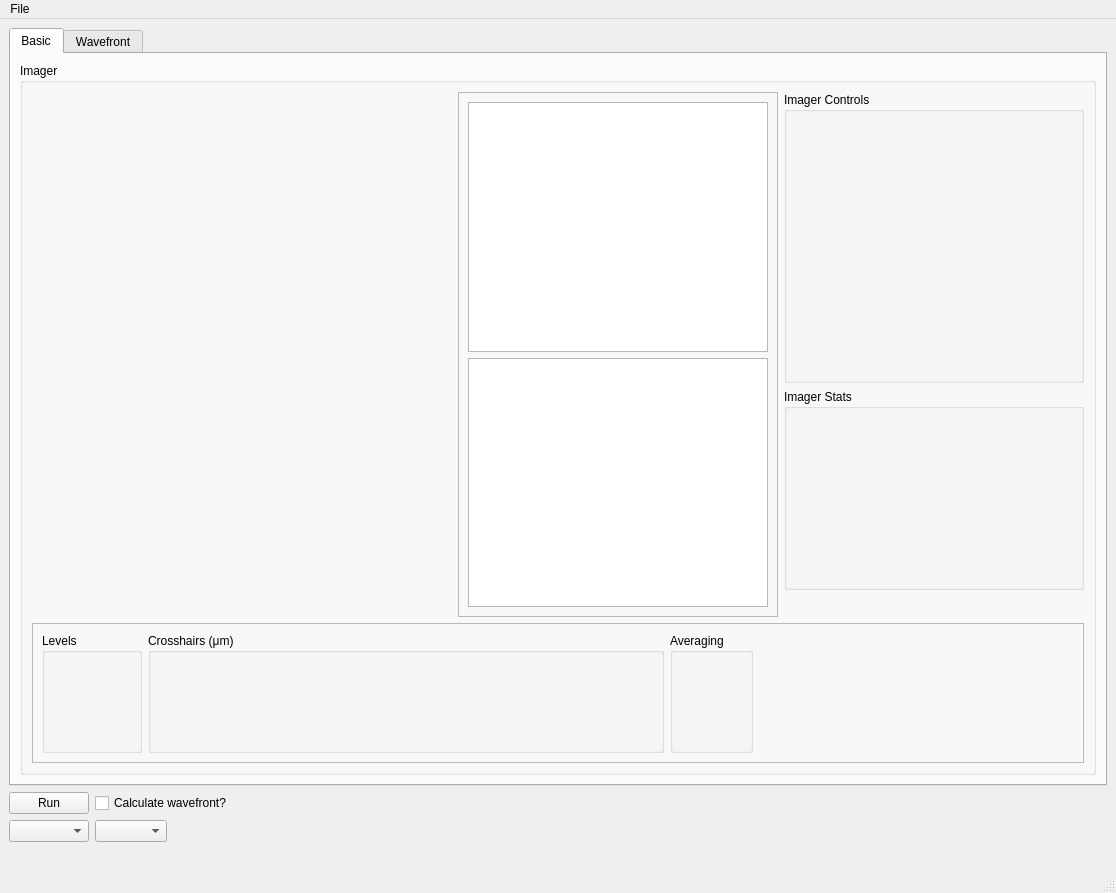
Before: the Qt Designer form PPM_centroid/PPM_screen.ui in mseaberg/slit_alignment, drawn with Qt 5.
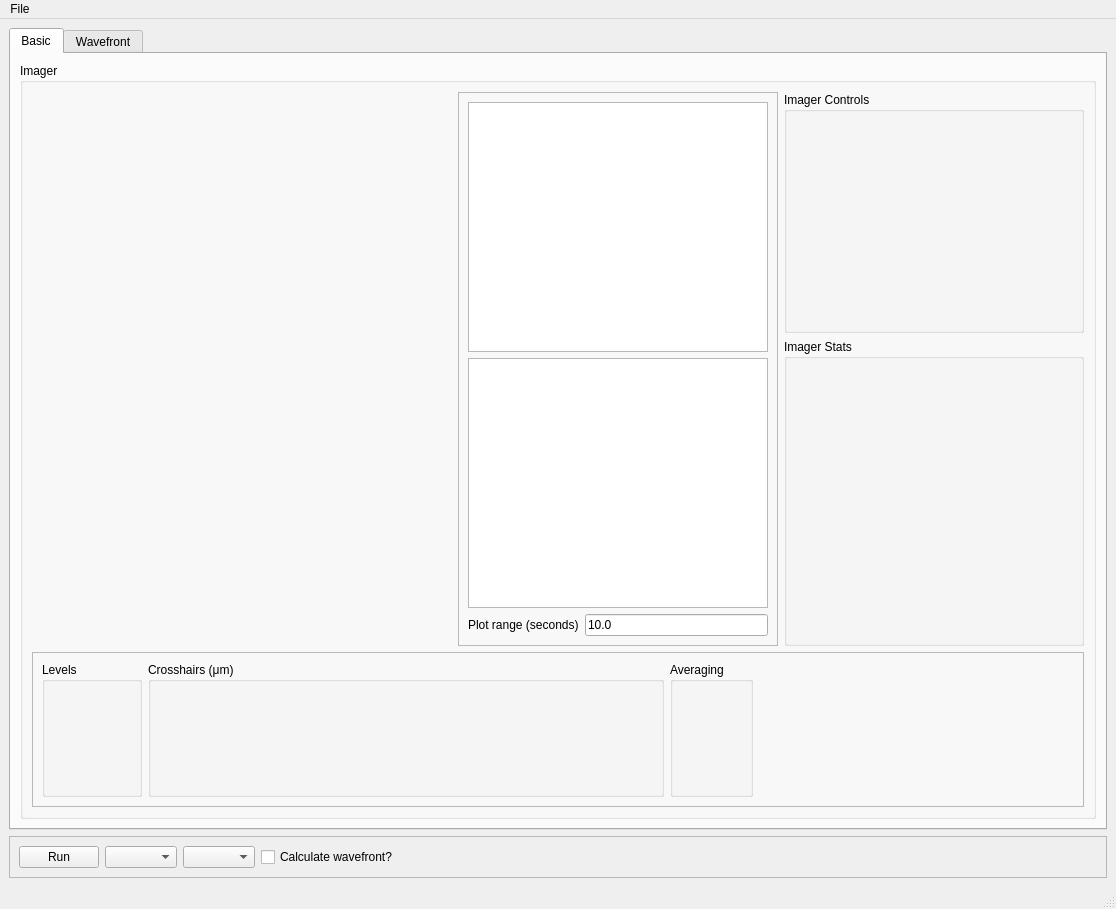
After: the same form once the commit is applied. Custom widgets are drawn as their Qt base class.

What changed in the file:
```diff
--- a/PPM_centroid/PPM_screen.ui
+++ b/PPM_centroid/PPM_screen.ui
@@ -7,7 +7,7 @@
     <x>0</x>
     <y>0</y>
     <width>1116</width>
-    <height>893</height>
+    <height>909</height>
    </rect>
   </property>
   <property name="windowTitle">
@@ -20,8 +20,8 @@
    </size>
   </property>
   <widget class="QWidget" name="centralwidget">
-   <layout class="QVBoxLayout" name="verticalLayout">
-    <item>
+   <layout class="QGridLayout" name="gridLayout">
+    <item row="0" column="0">
      <widget class="QTabWidget" name="tabWidget">
       <property name="currentIndex">
        <number>0</number>
@@ -43,6 +43,43 @@
            <string>Imager</string>
           </property>
           <layout class="QGridLayout" name="gridLayout_2">
+           <item row="0" column="2">
+            <widget class="QGroupBox" name="groupBox_2">
+             <property name="sizePolicy">
+              <sizepolicy hsizetype="Preferred" vsizetype="Preferred">
+               <horstretch>0</horstretch>
+               <verstretch>0</verstretch>
+              </sizepolicy>
+             </property>
+             <property name="minimumSize">
+              <size>
+               <width>300</width>
+               <height>0</height>
+              </size>
+             </property>
+             <property name="maximumSize">
+              <size>
+               <width>300</width>
+               <height>16777215</height>
+              </size>
+             </property>
+             <property name="title">
+              <string>Imager Controls</string>
+             </property>
+             <layout class="QVBoxLayout" name="verticalLayout_4">
+              <item>
+               <widget class="ImagerControls" name="imagerControls" native="true">
+                <property name="minimumSize">
+                 <size>
+                  <width>0</width>
+                  <height>200</height>
+                 </size>
+                </property>
+               </widget>
+              </item>
+             </layout>
+            </widget>
+           </item>
            <item row="3" column="0" colspan="3">
             <widget class="QFrame" name="frame">
              <property name="frameShape">
@@ -81,7 +118,7 @@
                 <property name="minimumSize">
                  <size>
                   <width>516</width>
-                  <height>120</height>
+                  <height>135</height>
                  </size>
                 </property>
                 <property name="maximumSize">
@@ -128,43 +165,6 @@
              </layout>
             </widget>
            </item>
-           <item row="0" column="2">
-            <widget class="QGroupBox" name="groupBox_2">
-             <property name="sizePolicy">
-              <sizepolicy hsizetype="Preferred" vsizetype="Preferred">
-               <horstretch>0</horstretch>
-               <verstretch>0</verstretch>
-              </sizepolicy>
-             </property>
-             <property name="minimumSize">
-              <size>
-               <width>300</width>
-               <height>0</height>
-              </size>
-             </property>
-             <property name="maximumSize">
-              <size>
-               <width>300</width>
-               <height>16777215</height>
-              </size>
-             </property>
-             <property name="title">
-              <string>Imager Controls</string>
-             </property>
-             <layout class="QVBoxLayout" name="verticalLayout_4">
-              <item>
-               <widget class="ImagerControls" name="imagerControls" native="true">
-                <property name="minimumSize">
-                 <size>
-                  <width>0</width>
-                  <height>250</height>
-                 </size>
-                </property>
-               </widget>
-              </item>
-             </layout>
-            </widget>
-           </item>
            <item row="0" column="1" rowspan="3">
             <widget class="QFrame" name="frame_2">
              <property name="sizePolicy">
@@ -185,22 +185,36 @@
              <property name="frameShadow">
               <enum>QFrame::Raised</enum>
              </property>
-             <layout class="QVBoxLayout" name="verticalLayout_2">
-              <item>
+             <layout class="QGridLayout" name="gridLayout_5">
+              <item row="0" column="0" colspan="2">
                <widget class="GraphicsLayoutWidget" name="centroidCanvas"/>
               </item>
-              <item>
+              <item row="1" column="0" colspan="2">
                <widget class="GraphicsLayoutWidget" name="fwhmCanvas"/>
               </item>
+              <item row="2" column="0">
+               <widget class="QLabel" name="plotRangeLabel">
+                <property name="text">
+                 <string>Plot range (seconds)</string>
+                </property>
+               </widget>
+              </item>
+              <item row="2" column="1">
+               <widget class="QLineEdit" name="plotRangeLineEdit">
+                <property name="text">
+                 <string>10.0</string>
+                </property>
+               </widget>
+              </item>
              </layout>
             </widget>
            </item>
-           <item row="1" column="2">
+           <item row="1" column="2" rowspan="2">
             <widget class="QGroupBox" name="groupBox_3">
              <property name="minimumSize">
               <size>
                <width>300</width>
-               <height>180</height>
+               <height>300</height>
               </size>
              </property>
              <property name="maximumSize">
@@ -218,7 +232,7 @@
                 <property name="minimumSize">
                  <size>
                   <width>0</width>
-                  <height>160</height>
+                  <height>256</height>
                  </size>
                 </property>
                </widget>
@@ -226,7 +240,7 @@
              </layout>
             </widget>
            </item>
-           <item row="0" column="0" rowspan="2">
+           <item row="0" column="0" rowspan="3">
             <widget class="LineoutImage" name="imageWidget" native="true">
              <property name="sizePolicy">
               <sizepolicy hsizetype="Expanding" vsizetype="Preferred">
@@ -378,41 +392,16 @@
       </widget>
      </widget>
     </item>
+    <item row="1" column="0">
+     <widget class="QFrame" name="frame_5">
+      <property name="frameShape">
+       <enum>QFrame::StyledPanel</enum>
+      </property>
+      <property name="frameShadow">
+       <enum>QFrame::Raised</enum>
+      </property>
+      <layout class="QHBoxLayout" name="horizontalLayout">
     <item>
-     <layout class="QGridLayout" name="gridLayout">
-      <property name="sizeConstraint">
-       <enum>QLayout::SetDefaultConstraint</enum>
-      </property>
-      <item row="2" column="0">
-       <widget class="QLabel" name="label">
-        <property name="sizePolicy">
-         <sizepolicy hsizetype="Preferred" vsizetype="Fixed">
-          <horstretch>0</horstretch>
-          <verstretch>0</verstretch>
-         </sizepolicy>
-        </property>
-        <property name="maximumSize">
-         <size>
-          <width>16777215</width>
-          <height>25</height>
-         </size>
-        </property>
-        <property name="text">
-         <string/>
-        </property>
-       </widget>
-      </item>
-      <item row="1" column="1">
-       <widget class="QComboBox" name="imagerComboBox">
-        <property name="sizePolicy">
-         <sizepolicy hsizetype="Fixed" vsizetype="Fixed">
-          <horstretch>0</horstretch>
-          <verstretch>0</verstretch>
-         </sizepolicy>
-        </property>
-       </widget>
-      </item>
-      <item row="0" column="0">
        <widget class="QPushButton" name="runButton">
         <property name="sizePolicy">
          <sizepolicy hsizetype="Fixed" vsizetype="Fixed">
@@ -431,21 +420,56 @@
         </property>
        </widget>
       </item>
-      <item row="1" column="0">
+       <item>
        <widget class="QComboBox" name="lineComboBox">
         <property name="currentText">
          <string/>
         </property>
        </widget>
       </item>
-      <item row="0" column="1">
+       <item>
+        <widget class="QComboBox" name="imagerComboBox">
+         <property name="sizePolicy">
+          <sizepolicy hsizetype="Fixed" vsizetype="Fixed">
+           <horstretch>0</horstretch>
+           <verstretch>0</verstretch>
+          </sizepolicy>
+         </property>
+        </widget>
+       </item>
+       <item>
        <widget class="QCheckBox" name="wavefrontCheckBox">
         <property name="text">
          <string>Calculate wavefront?</string>
         </property>
        </widget>
       </item>
-      <item row="0" column="3">
+       <item>
+        <widget class="QLabel" name="label">
+         <property name="sizePolicy">
+          <sizepolicy hsizetype="Preferred" vsizetype="Fixed">
+           <horstretch>0</horstretch>
+           <verstretch>0</verstretch>
+          </sizepolicy>
+         </property>
+         <property name="minimumSize">
+          <size>
+           <width>200</width>
+           <height>0</height>
+          </size>
+         </property>
+         <property name="maximumSize">
+          <size>
+           <width>16777215</width>
+           <height>25</height>
+          </size>
+         </property>
+         <property name="text">
+          <string/>
+         </property>
+        </widget>
+       </item>
+       <item>
        <spacer name="horizontalSpacer">
         <property name="orientation">
          <enum>Qt::Horizontal</enum>
@@ -459,6 +483,7 @@
        </spacer>
       </item>
      </layout>
+     </widget>
     </item>
    </layout>
   </widget>
```
Lines whose indentation alone changed are shown as unchanged.
